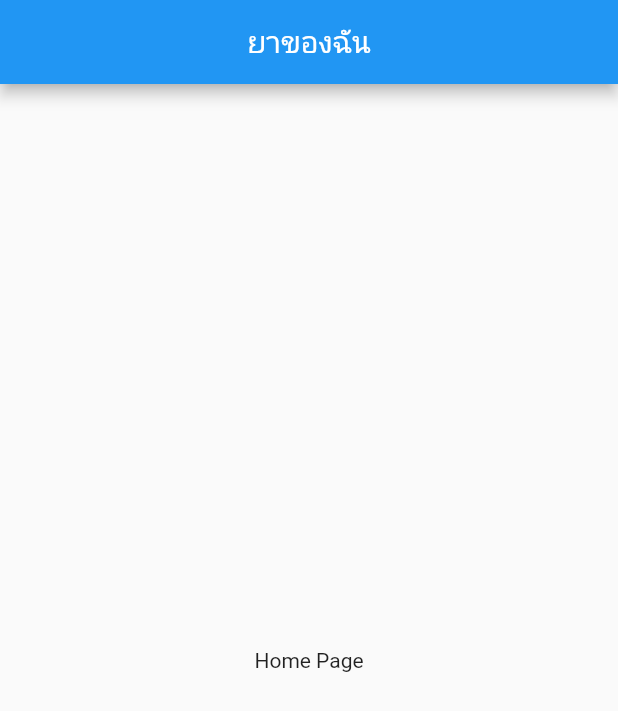
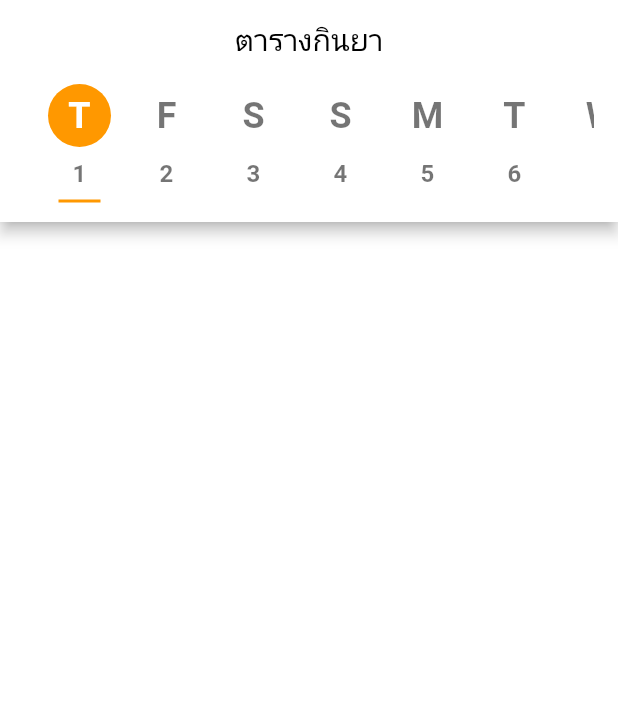
Before and after one commit to suprakron/pillreminder, a Flutter app: the screen it shows after launch, on a phone screen of 412 x 824 dp. Shown: the top 711 px of the screen. Run offline on Flutter 3.47's test engine with Material 2 defaults, Android fonts, the phone set to English and light mode, and no system bars.

Commit message:
[HOME] date horizontal

```diff
--- a/lib/main.dart
+++ b/lib/main.dart
@@ -17,7 +17,7 @@
       theme: ThemeData(
         primarySwatch: Colors.blue,
       ),
-      home: const HomePage(),
+      home: const MyHomePage(),
     );
   }
 }
--- a/lib/pages/home.dart
+++ b/lib/pages/home.dart
@@ -1,17 +1,113 @@
 import 'package:flutter/material.dart';
+import 'package:intl/intl.dart';
 
-class HomePage extends StatelessWidget {
-  const HomePage({Key? key}) : super(key: key);
+class MyHomePage extends StatefulWidget {
+  const MyHomePage({Key? key}) : super(key: key);
+
+  @override
+  _MyHomePageState createState() => _MyHomePageState();
+}
+
+class _MyHomePageState extends State<MyHomePage> {
+
+  int selectedIndex = 0;
+  DateTime now = DateTime.now();
+  late DateTime lastDayOfMonth;
+  @override
+
+  void initState() {
+    lastDayOfMonth = DateTime.now();
+    super.initState();
+  }
 
   @override
   Widget build(BuildContext context) {
     return Scaffold(
+      backgroundColor: Colors.white,
       appBar: AppBar(
-        title: const Text('ยาของฉัน'),
-        centerTitle: true,
-      ),
-      body: const Center(
-        child: Text('Home Page'),
+        backgroundColor: Colors.white,
+        toolbarHeight: 148.0,
+        title: Column(
+          children: [
+            Row(
+              children: const [
+                Expanded(
+                    child: Text("ตารางกินยา",
+                        textAlign: TextAlign.center,
+                        style: TextStyle(
+                          color: Colors.black,
+                        )))
+              ],
+            ),
+            const SizedBox(height: 16.0),
+            SingleChildScrollView(
+              scrollDirection: Axis.horizontal,
+              physics: const ClampingScrollPhysics(),
+              child: Row(
+                children: List.generate(
+                  lastDayOfMonth.day,
+                      (index) {
+                    final currentDate =
+                    lastDayOfMonth.add(Duration(days: index + 1));
+                    final dayName = DateFormat('EE').format(currentDate);
+                    return Padding(
+                      padding: EdgeInsets.only(
+                          left: index == 0 ? 16.0 : 0.0, right: 16.0),
+                      child: GestureDetector(
+                        onTap: () => setState(() {
+                          selectedIndex = index;
+                        }),
+                        child: Column(
+                          mainAxisAlignment: MainAxisAlignment.center,
+                          children: [
+                            Container(
+                              height: 42.0,
+                              width: 42.0,
+                              alignment: Alignment.center,
+                              decoration: BoxDecoration(
+                                color: selectedIndex == index
+                                    ? Colors.orange
+                                    : Colors.transparent,
+                                borderRadius: BorderRadius.circular(44.0),
+                              ),
+                              child: Text(
+                                dayName.substring(0, 1),
+                                style: TextStyle(
+                                  fontSize: 24.0,
+                                  color: selectedIndex == index
+                                      ? Colors.white
+                                      : Colors.black54,
+                                  fontWeight: FontWeight.bold,
+                                ),
+                              ),
+                            ),
+                            const SizedBox(height: 8.0),
+                            Text(
+                              "${index + 1}",
+                              style: const TextStyle(
+                                fontSize: 16.0,
+                                color: Colors.black54,
+                                fontWeight: FontWeight.bold,
+                              ),
+                            ),
+                            const SizedBox(height: 8.0),
+                            Container(
+                              height: 2.0,
+                              width: 28.0,
+                              color: selectedIndex == index
+                                  ? Colors.orange
+                                  : Colors.transparent,
+                            ),
+                          ],
+                        ),
+                      ),
+                    );
+                  },
+                ),
+              ),
+            ),
+          ],
+        ),
       ),
     );
   }
--- a/pubspec.yaml
+++ b/pubspec.yaml
@@ -36,6 +36,7 @@
   # The following adds the Cupertino Icons font to your application.
   # Use with the CupertinoIcons class for iOS style icons.
   cupertino_icons: ^1.0.2
+  intl: ^0.17.0
 
 dev_dependencies:
   flutter_test:
```
Also changed, not shown: pubspec.lock.
